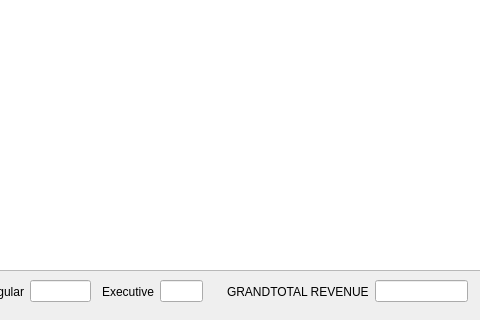
Above: Project2/admin_sales_report.ui from tdragon00/CS1C_Project_2 before the change; both pictures show x 668 to 1148 and y 330 to 650 of the 1250 by 650 pixel window. Below: the same form after it.
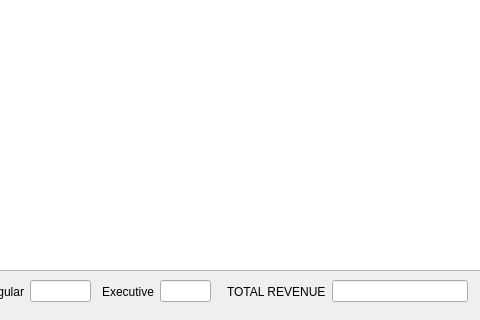
That is the form after the change.

What changed in the file:
```diff
--- a/Project2/admin_sales_report.ui
+++ b/Project2/admin_sales_report.ui
@@ -75,7 +75,7 @@
     <item>
      <widget class="QLabel" name="label_8">
       <property name="text">
-       <string>GRANDTOTAL REVENUE</string>
+       <string>TOTAL REVENUE</string>
       </property>
      </widget>
     </item>
@@ -358,7 +358,7 @@
     <rect>
      <x>770</x>
      <y>610</y>
-     <width>101</width>
+     <width>109</width>
      <height>23</height>
     </rect>
    </property>
```
